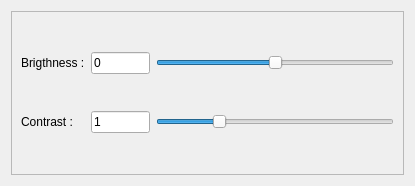
Qt form imageadjuster.ui (alephshahor/Pinzo) before a commit.
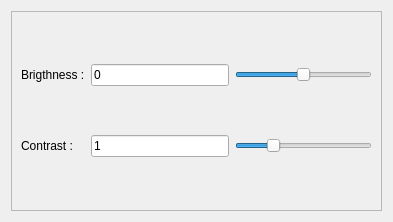
The same form after that commit.

Patch:
```diff
--- a/imageadjuster.ui
+++ b/imageadjuster.ui
@@ -6,8 +6,8 @@
    <rect>
     <x>0</x>
     <y>0</y>
-    <width>415</width>
-    <height>186</height>
+    <width>393</width>
+    <height>222</height>
    </rect>
   </property>
   <property name="windowTitle">
@@ -22,7 +22,7 @@
      <property name="frameShadow">
       <enum>QFrame::Raised</enum>
      </property>
-     <layout class="QGridLayout" name="gridLayout" columnstretch="0,1,1,4">
+     <layout class="QGridLayout" name="gridLayout" columnstretch="0,0,0,0">
       <item row="0" column="1">
        <widget class="QLabel" name="brightnessLabel">
         <property name="text">
@@ -30,6 +30,20 @@
         </property>
        </widget>
       </item>
+      <item row="0" column="2">
+       <widget class="QLineEdit" name="brightnessText">
+        <property name="text">
+         <string>0</string>
+        </property>
+       </widget>
+      </item>
+      <item row="1" column="2">
+       <widget class="QLineEdit" name="contrastText">
+        <property name="text">
+         <string>1</string>
+        </property>
+       </widget>
+      </item>
       <item row="0" column="3">
        <widget class="QSlider" name="brightnessSlider">
         <property name="minimum">
@@ -78,20 +92,6 @@
         </property>
        </widget>
       </item>
-      <item row="0" column="2">
-       <widget class="QLineEdit" name="brightnessText">
-        <property name="text">
-         <string>0</string>
-        </property>
-       </widget>
-      </item>
-      <item row="1" column="2">
-       <widget class="QLineEdit" name="contrastText">
-        <property name="text">
-         <string>1</string>
-        </property>
-       </widget>
-      </item>
      </layout>
     </widget>
    </item>
```
